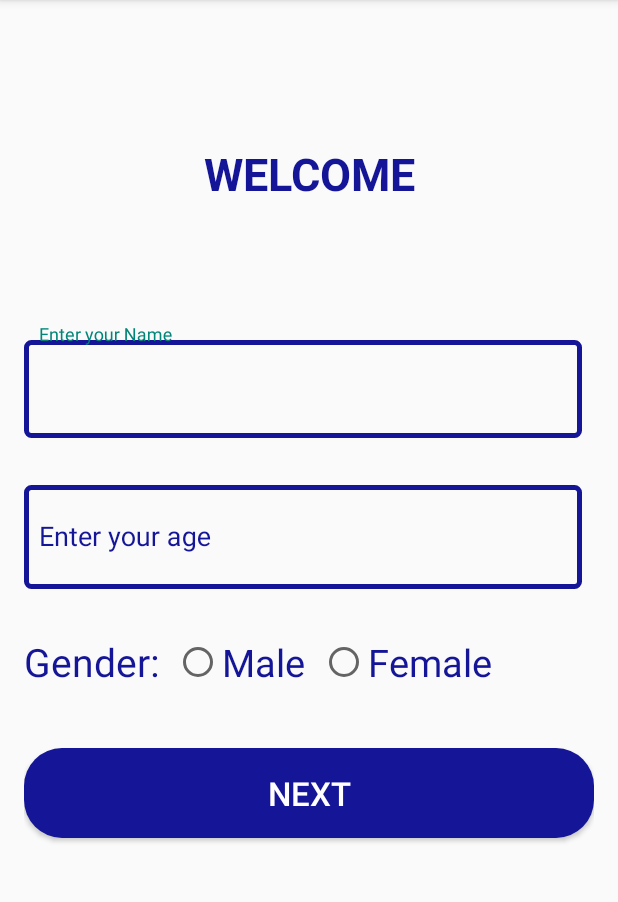
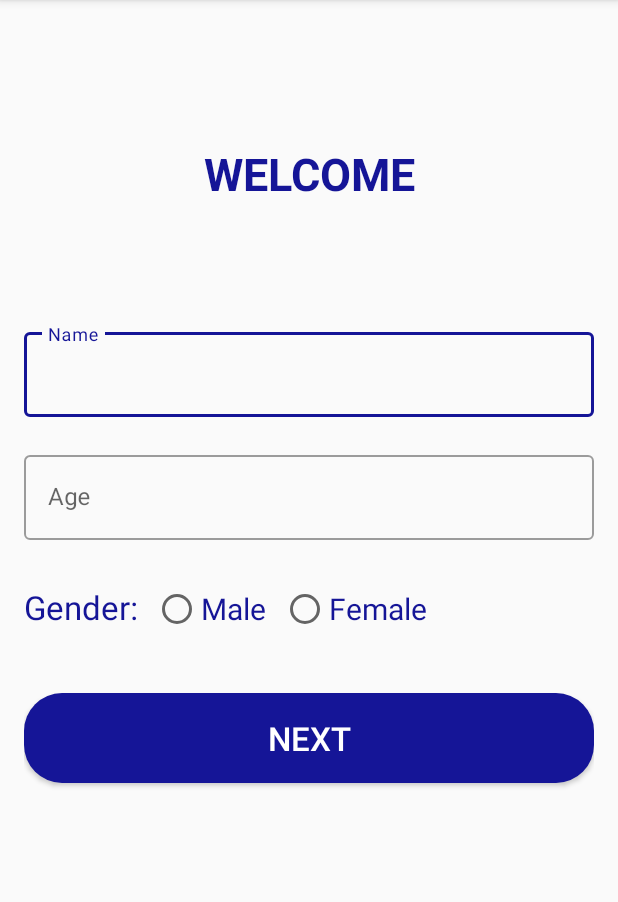
Before and after one commit to oc34nboy/majorproject, an Android app: the UserProfile screen opened directly, with no data from a screen before it, on a phone screen of 412 x 824 dp, the part 84-986 px from its top. Run offline under Robolectric (Android 15) with nearby library versions, the phone set to English and light mode, and no system bars.

Commit message:
changing input text from profile input section

```diff
--- a/app/src/main/java/com/m/wecare/HomeFragment.java
+++ b/app/src/main/java/com/m/wecare/HomeFragment.java
@@ -20,7 +20,6 @@ public class HomeFragment extends Fragment {
 
         button = (Button) v.findViewById(R.id.btnFindMe);
         button.setOnClickListener(openProfile);
-
         return v;
     }
 
--- a/app/src/main/res/layout/profile.xml
+++ b/app/src/main/res/layout/profile.xml
@@ -19,47 +19,40 @@
         android:gravity="center"/>
 
 
+
+
     <android.support.design.widget.TextInputLayout
-        android:id="@+id/text_input_name"
-        android:layout_width="372dp"
+
+        style="@style/Widget.MaterialComponents.TextInputLayout.OutlinedBox"
+        android:layout_width="match_parent"
         android:layout_height="wrap_content"
-        android:textColor="#151597"
-        android:textColorHint="#151597"
-        app:errorEnabled="true">
+        android:layout_marginBottom="20dp">
 
         <android.support.design.widget.TextInputEditText
             android:id="@+id/name"
             android:layout_width="match_parent"
-            android:layout_height="65dp"
-            android:background="@drawable/edit_text_border"
-            android:hint="Enter your Name"
-            android:inputType="text"
-            android:padding="10dp"
-            android:textColor="#151597"
-            android:textColorHint="#151597" />
-
+            android:layout_height="wrap_content"
+            android:hint="Name" />
     </android.support.design.widget.TextInputLayout>
 
 
     <android.support.design.widget.TextInputLayout
-        android:id="@+id/text_input_age"
-        android:layout_width="372dp"
+
+        style="@style/Widget.MaterialComponents.TextInputLayout.OutlinedBox"
+        android:layout_width="match_parent"
         android:layout_height="wrap_content"
-        app:errorEnabled="true"
-        android:textColor="#151597"
-        android:textColorHint="#151597">
+        android:layout_marginBottom="20dp">
 
         <android.support.design.widget.TextInputEditText
+            android:id="@+id/text_input_age"
             android:layout_width="match_parent"
-            android:layout_height="69dp"
-            android:background="@drawable/edit_text_border"
-            android:hint="Enter your age"
-            android:inputType="text"
-            android:padding="10dp"
-            android:textColor="#151597"
-            android:textColorHint="#151597" />
+            android:layout_height="wrap_content"
+            android:hint="Age" />
+    </android.support.design.widget.TextInputLayout>
 
-    </android.support.design.widget.TextInputLayout>
+
+
+
 
 
     <RadioGroup
@@ -72,14 +65,14 @@
     <TextView
         android:layout_height="wrap_content"
         android:layout_width="wrap_content"
-        android:textSize="26sp"
+        android:textSize="22sp"
         android:text="Gender:"
         android:textColor="#151597"/>
 
     <RadioButton
         android:layout_height="wrap_content"
         android:layout_width="wrap_content"
-        android:textSize="25sp"
+        android:textSize="20sp"
         android:text="Male"
         android:layout_marginLeft="10dp"
         android:textColor="#151597"/>
@@ -87,7 +80,7 @@
     <RadioButton
         android:layout_height="wrap_content"
         android:layout_width="wrap_content"
-        android:textSize="25sp"
+        android:textSize="20sp"
         android:text="Female"
         android:layout_marginLeft="10dp"
         android:textColor="#151597"/>
--- a/app/src/main/res/values/styles.xml
+++ b/app/src/main/res/values/styles.xml
@@ -4,7 +4,9 @@
 
 
     <style name="AppTheme" parent="Theme.AppCompat.Light.DarkActionBar">
-        <item name="colorPrimary">#151597</item>
+        <item name="colorPrimary">@color/colorPrimary</item>
+        <item name="colorPrimaryDark">@color/colorPrimaryDark</item>
+        <item name="colorAccent">@color/colorAccent</item>
 
     </style>
 
@@ -13,5 +15,4 @@
 
 
 
-
 </resources>
```
